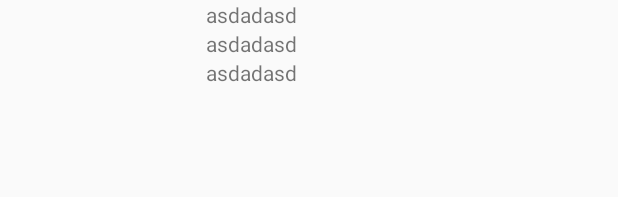
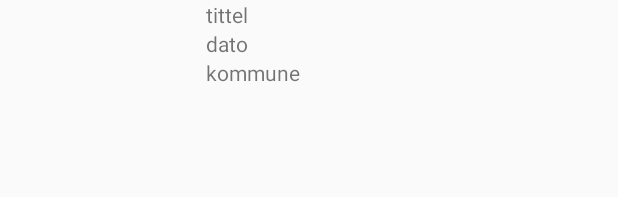
Before and after one commit to T0rRA/Funnregistrering, an Android app: the layout mine_funn_liste_item.xml on its own in the app's theme, with its tools: preview values and no code run, on a phone screen of 412 x 824 dp. Shown: the top 197 px of the screen. Run offline under Robolectric (Android 15) with nearby library versions, the phone set to English and light mode, and no system bars.

```diff
--- a/app/src/main/java/com/bachelor_group54/funnregistrering/FragmentMineFunn.java
+++ b/app/src/main/java/com/bachelor_group54/funnregistrering/FragmentMineFunn.java
@@ -7,6 +7,7 @@ import android.view.ViewGroup;
 import android.widget.LinearLayout;
 import android.widget.ListView;
 import android.widget.TextView;
+import android.widget.Toast;
 
 import java.util.ArrayList;
 import java.util.zip.Inflater;
@@ -32,7 +33,7 @@ public class FragmentMineFunn extends Fragment {
     @Override
     //Updates the page
     public void onResume() {
-        //getFinds();
+        //getFinds(); //FIXME opdaterer når man scroller
         super.onResume();
     }
 
@@ -44,6 +45,7 @@ public class FragmentMineFunn extends Fragment {
         listSize = findsList.size();
     }
 
+    //TODO bruker lang tid på å hente listen noen ganger kanskje hente listen tidligere?
     public void getFinds(){
         GetJSON getJSON = new GetJSON(this);
         getJSON.execute("Funn/GetAllUserFunn?brukernavn=helge&passord=helge123"/*FIXME endre til å bruke riktig brukernavn og passord eller token?*/, "image", "funndato", "kommune", "fylke", "funndybde", "gjenstand_markert_med", "koordinat", "datum", "areal_type");
--- a/app/src/main/java/com/bachelor_group54/funnregistrering/Funn.java
+++ b/app/src/main/java/com/bachelor_group54/funnregistrering/Funn.java
@@ -58,7 +58,7 @@ public class Funn implements Serializable {
 
     //Checks if all the fields needed for find message is filled
     public boolean isFunnmeldingKlar(){
-        if(tittel.equals("")){
+        if(tittel == null || tittel.equals("")){
             return false;
         }
         if(bildeID == 0){
--- a/app/src/main/java/com/bachelor_group54/funnregistrering/MainActivity.java
+++ b/app/src/main/java/com/bachelor_group54/funnregistrering/MainActivity.java
@@ -98,6 +98,8 @@ public class MainActivity extends AppCompatActivity {
             super.startUpdate(container);
             pagerAdapter.getItem(mPager.getCurrentItem()).onResume(); //Makes it so that we can update a fragment with its onResume method
         }
+
+
     }
 
     @Override
@@ -153,7 +155,7 @@ public class MainActivity extends AppCompatActivity {
     //Buttons for the single found fragment
     //Saves the changes made to the find
     public void fragmentEnkeltFunnLagreEndring(View view) {
-        fragmentEnkeltFunn.saveFind();
+        fragmentEnkeltFunn.editFind();
         closeFragment();
         fragmentMineFunn.getFinds();
     }
--- a/app/src/main/res/layout/mine_funn_liste_item.xml
+++ b/app/src/main/res/layout/mine_funn_liste_item.xml
@@ -23,19 +23,19 @@
             android:id="@+id/titel_mine_funn_liste_item"
             android:layout_width="match_parent"
             android:layout_height="wrap_content"
-            android:text="asdadasd" />
+            android:text="tittel" />
 
         <TextView
             android:id="@+id/dato_mine_funn_liste_item"
             android:layout_width="match_parent"
             android:layout_height="wrap_content"
-            android:text="asdadasd" />
+            android:text="dato" />
 
         <TextView
             android:id="@+id/sted_mine_funn_liste_item"
             android:layout_width="match_parent"
             android:layout_height="wrap_content"
-            android:text="asdadasd" />
+            android:text="kommune" />
 
     </LinearLayout>
 
```
Also changed, not shown: app/src/main/java/com/bachelor_group54/funnregistrering/FragmentEnkeltFunn.java (+17 -2 lines).
